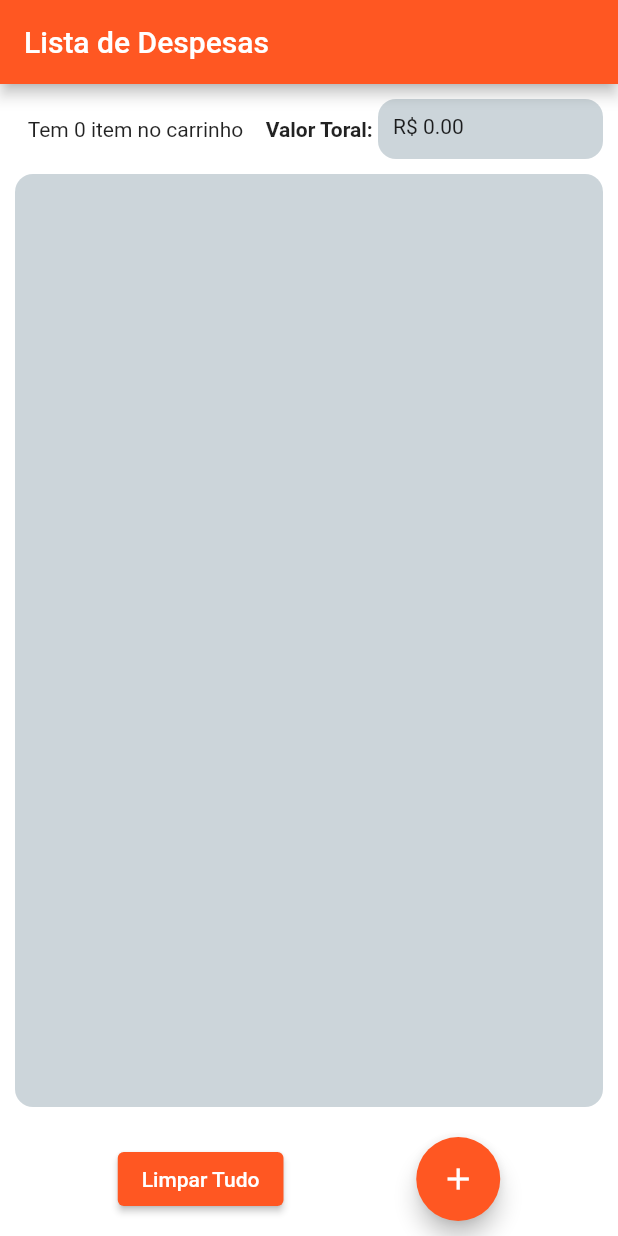
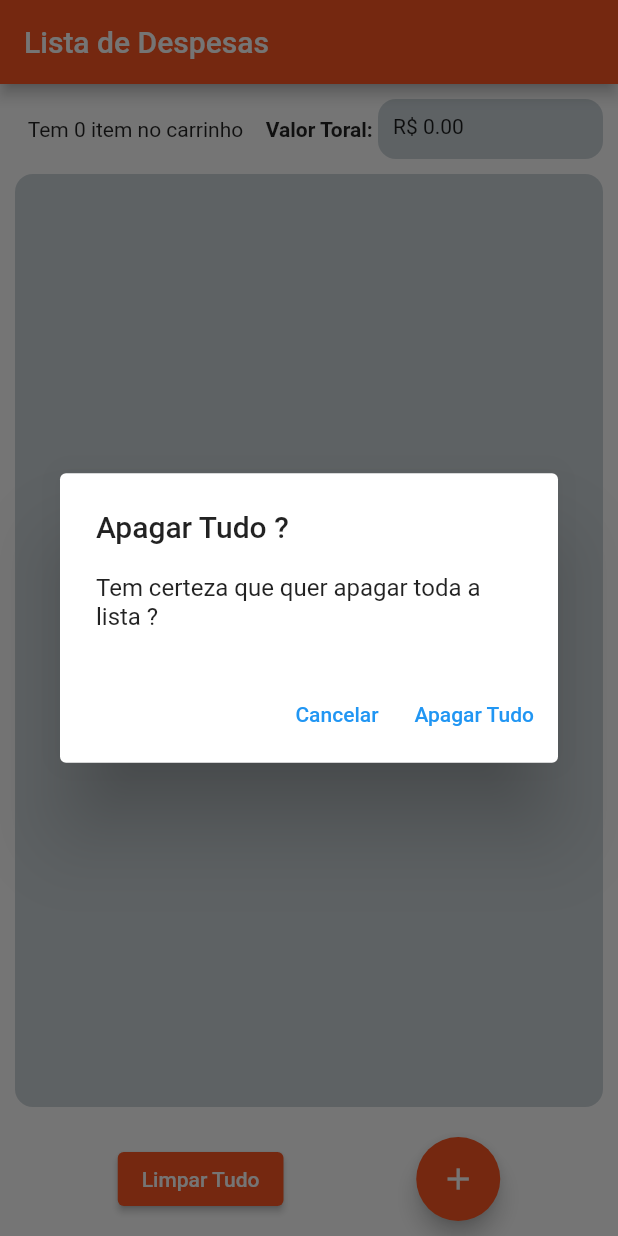
Before and after one commit to Julio-JC/lista_de_despesas, a Flutter app: the screen it shows after launch, after a tap on "Limpar Tudo", on a phone screen of 412 x 824 dp. Run offline on Flutter 3.47's test engine with Material 2 defaults, Android fonts, the phone set to English and light mode, and no system bars; our stand-ins replace flutter_slidable.

Commit message:
Refaturado código e add AlertDialog para ao apagar a lista.

```diff
--- a/lista_de_despesas/lib/componentes/botao.dart
+++ b/lista_de_despesas/lib/componentes/botao.dart
@@ -13,7 +13,7 @@ class Botao extends StatelessWidget {
   Widget build(BuildContext context) {
     return ElevatedButton(
       onPressed: aoPressionar,
-      style: ElevatedButton.styleFrom(backgroundColor: kCorDosBotoes),
+      style: ElevatedButton.styleFrom(backgroundColor: Constants.kCorDosBotoes),
       child: Text(texto),
     );
   }
--- a/lista_de_despesas/lib/home_page.dart
+++ b/lista_de_despesas/lib/home_page.dart
@@ -15,14 +15,6 @@ class HomePage extends StatefulWidget {
 
 class _HomePageState extends State<HomePage> {
   final List<ItemDaCompra> itens = [];
-  final ItemDaCompra itemDaCompra = ItemDaCompra(
-    id: '',
-    nomeDoItem: '',
-    valor: 0.00,
-    quantidade: 0,
-    estaNoCarrinho: false,
-  );
-
   double valorTotal = 0.00;
 
   addTransacao(String nome, double valorItem) {
@@ -110,7 +102,7 @@ class _HomePageState extends State<HomePage> {
                   child: Container(
                     height: 40,
                     width: 150,
-                    color: kCorDoContainer,
+                    color: Constants.kCorDoContainer,
                     child: Padding(
                       padding: const EdgeInsets.all(10),
                       child: Text('R\$ ${valorTotal.toStringAsFixed(2)}'),
@@ -126,7 +118,7 @@ class _HomePageState extends State<HomePage> {
               child: ClipRRect(
                 borderRadius: BorderRadius.circular(12),
                 child: Container(
-                  color: kCorDoContainer,
+                  color: Constants.kCorDoContainer,
                   child: ListView.builder(
                     itemCount: itens.length,
                     itemBuilder: (context, index) {
@@ -158,10 +150,7 @@ class _HomePageState extends State<HomePage> {
                   child: Botao(
                       texto: 'Limpar Tudo',
                       aoPressionar: () {
-                        setState(() {
-                          itens.clear();
-                          valorTotal = 0.00;
-                        });
+                        showDeleteListConfirmationDialog();
                       })),
               Padding(
                 padding: const EdgeInsets.all(10),
@@ -184,4 +173,32 @@ class _HomePageState extends State<HomePage> {
       valorTotal = valorTotal - itemDaCompra.valor * itemDaCompra.quantidade;
     });
   }
+
+  void showDeleteListConfirmationDialog() {
+    showDialog(
+      context: context,
+      builder: (context) => AlertDialog(
+        title: const Text('Apagar Tudo ?'),
+        content: const Text('Tem certeza que quer apagar toda a lista ?'),
+        actions: [
+          TextButton(
+            onPressed: () {
+              Navigator.of(context).pop(context);
+            },
+            child: const Text('Cancelar'),
+          ),
+          TextButton(
+            onPressed: () {
+              setState(() {
+                itens.clear();
+                valorTotal = 0.00;
+              });
+              Navigator.of(context).pop(context);
+            },
+            child: const Text('Apagar Tudo'),
+          ),
+        ],
+      ),
+    );
+  }
 }
--- a/lista_de_despesas/lib/models/constantes.dart
+++ b/lista_de_despesas/lib/models/constantes.dart
@@ -1,5 +1,9 @@
 import 'package:flutter/material.dart';
 
-const Color kCorDoCard = Color.fromARGB(255, 139, 161, 172);
-const Color kCorDosBotoes = Colors.deepOrange;
-const Color kCorDoContainer = Color.fromARGB(255, 204, 213, 218);
+class Constants {
+  static const Color kCorDoCard = Color.fromARGB(255, 139, 161, 172);
+  static const Color kCorDosBotoes = Colors.deepOrange;
+  static const Color kCorDoContainer = Color.fromARGB(255, 204, 213, 218);
+
+  static const double leadingTrailingCardSpaces = 30;
+}
```
Also changed, not shown: lista_de_despesas/lib/card_de_compra.dart (+15 -184 lines).
